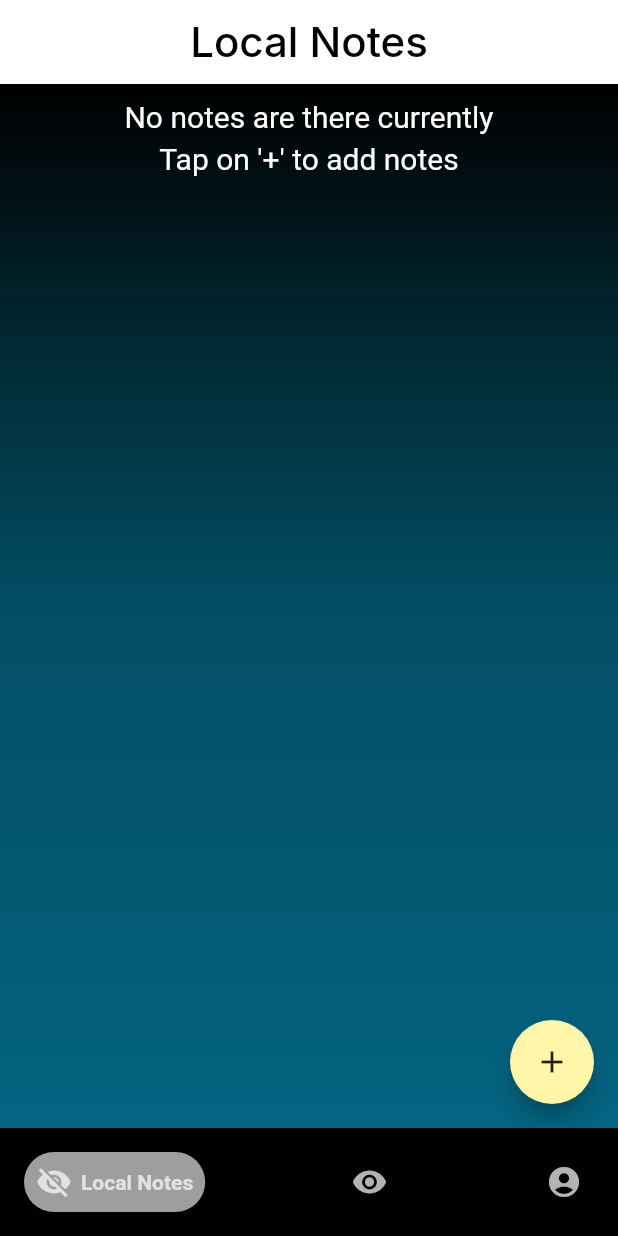
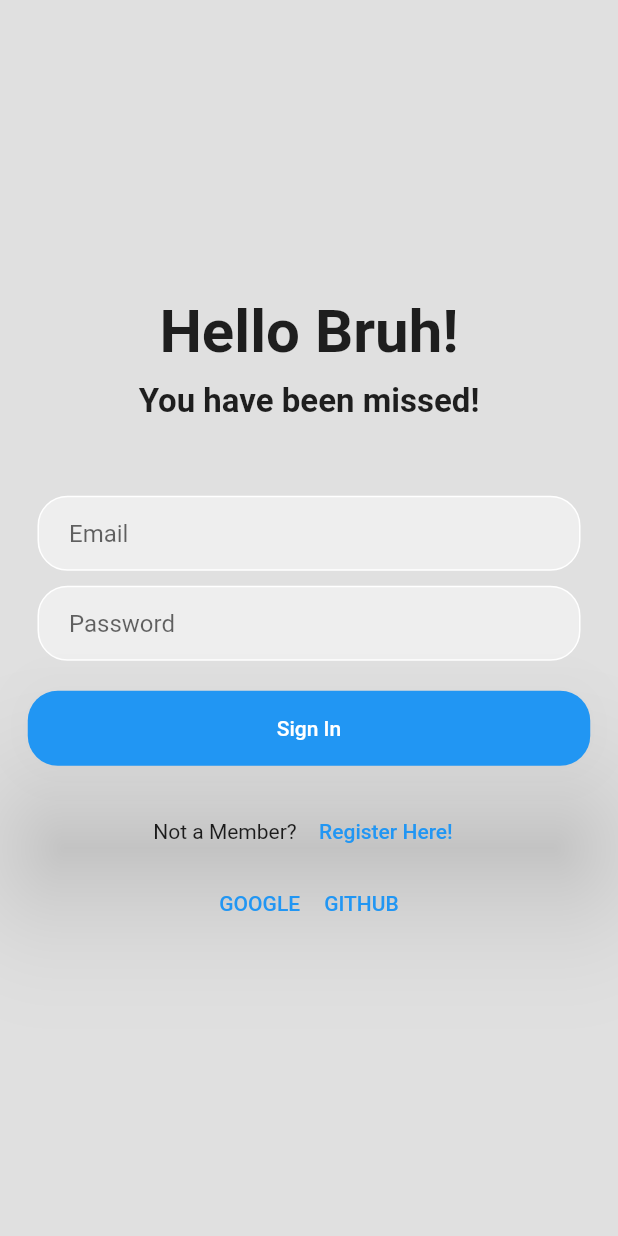
Before and after one commit to anshd258/notes-realm, a Flutter app: the screen it shows after launch, on a phone screen of 412 x 824 dp. Run offline on Flutter 3.47's test engine with Material 2 defaults, Android fonts, the phone set to English and light mode, and no system bars; drawn by our look-alikes of google_nav_bar; our stand-ins replace google_fonts, motion_toast, realm, responsive_sizer; generated files the repository leaves out were written again; Roboto replaces fonts that are missing (Bentham, Kufam); statements that could not run were skipped.

Commit message:
Added login ui

```diff
--- a/lib/main.dart
+++ b/lib/main.dart
@@ -9,6 +9,7 @@ import 'package:responsive_sizer/responsive_sizer.dart';
 import 'model/local_notes_struct.dart';
 import 'provider/notes_provider.dart';
 import 'package:provider/provider.dart';
+import 'package:notes/screens/login.dart';
 import 'package:notes/screens/splash.dart';
 
 late final Realm realm;
@@ -50,12 +51,14 @@ class _MyAppState extends State<MyApp> {
   // This widget is the root of your application.
   @override
   Widget build(BuildContext context) {
-    return MultiProvider(providers:
-        [
-      ChangeNotifierProvider<NotesProvider>(
-        create: (_) => NotesProvider(),),
-          ChangeNotifierProvider<LocalNotesProvider>(
-            create: (_) => LocalNotesProvider(),),
+    return MultiProvider(
+      providers: [
+        ChangeNotifierProvider<NotesProvider>(
+          create: (_) => NotesProvider(),
+        ),
+        ChangeNotifierProvider<LocalNotesProvider>(
+          create: (_) => LocalNotesProvider(),
+        ),
       ],
       child: ResponsiveSizer(
         builder: ((context, orientation, deviceType) {
@@ -65,7 +68,8 @@ class _MyAppState extends State<MyApp> {
               '/': (context) => const Splash(),
               '/page1': (context) => const Page1(),
               '/notespage': (context) => const Page2(),
-              '/addLocal' : (context) => const LocalNotes(),
+              '/addLocal': (context) => const LocalNotes(),
+              '/login': (context) => const LoginPage(),
             },
             debugShowCheckedModeBanner: false,
           );
--- /dev/null
+++ b/lib/screens/login.dart
@@ -0,0 +1,146 @@
+import 'package:flutter/material.dart';
+import 'package:google_fonts/google_fonts.dart';
+
+class LoginPage extends StatefulWidget {
+  const LoginPage({Key? key}) : super(key: key);
+  @override
+  State<LoginPage> createState() => _LoginPageState();
+}
+
+class _LoginPageState extends State<LoginPage> {
+  TextEditingController emailController = TextEditingController();
+  TextEditingController passwordController = TextEditingController();
+  @override
+  void dispose() {
+    emailController.dispose();
+    super.dispose();
+  }
+
+  @override
+  Widget build(BuildContext context) {
+    return Scaffold(
+      backgroundColor: Colors.grey[300],
+      body: SafeArea(
+        child: Center(
+          child: Column(mainAxisAlignment: MainAxisAlignment.center, children: [
+            // Hello again!
+            Text(
+              'Hello Bruh!',
+              style: GoogleFonts.kufam(
+                fontWeight: FontWeight.bold,
+                fontSize: 40,
+              ),
+            ),
+            const SizedBox(height: 10),
+            Text(
+              'You have been missed!',
+              style: GoogleFonts.bentham(
+                fontSize: 22,
+                fontWeight: FontWeight.bold,
+              ),
+            ),
+            const SizedBox(height: 50),
+
+            //email text
+            Padding(
+              padding: const EdgeInsets.symmetric(horizontal: 25.0),
+              child: Container(
+                decoration: BoxDecoration(
+                    color: Colors.grey[200],
+                    border: Border.all(color: Colors.white),
+                    borderRadius: BorderRadius.circular(20.0)),
+                child: Padding(
+                  padding: const EdgeInsets.only(left: 20.0),
+                  child: TextField(
+                    controller: emailController,
+                    decoration: const InputDecoration(
+                      border: InputBorder.none,
+                      hintText: 'Email',
+                    ),
+                  ),
+                ),
+              ),
+            ),
+
+            const SizedBox(height: 10),
+
+            //password text
+            Padding(
+              padding: const EdgeInsets.symmetric(horizontal: 25.0),
+              child: Container(
+                decoration: BoxDecoration(
+                    color: Colors.grey[200],
+                    border: Border.all(color: Colors.white),
+                    borderRadius: BorderRadius.circular(20.0)),
+                child: Padding(
+                  padding: const EdgeInsets.only(left: 20.0),
+                  child: TextFormField(
+                    // controller: passwordController,
+                    obscureText: true,
+                    decoration: const InputDecoration(
+                      border: InputBorder.none,
+                      hintText: 'Password',
+                    ),
+                  ),
+                ),
+              ),
+            ),
+
+            const SizedBox(height: 20),
+
+            //sign in
+            SizedBox(
+              height: 50,
+              width: 375,
+              child: ElevatedButton(
+                onPressed: () {
+                  Navigator.pushNamed(context, '/page1');
+                },
+                style: ElevatedButton.styleFrom(
+                  elevation: 40,
+                  shape: RoundedRectangleBorder(
+                    borderRadius: BorderRadius.circular(20),
+                  ),
+                ),
+                child: const Text('Sign In'),
+              ),
+            ),
+
+            const SizedBox(height: 20),
+
+            //not a member
+
+            Row(
+              mainAxisAlignment: MainAxisAlignment.center,
+              children: [
+                const Text('Not a Member? '),
+                SizedBox(
+                  child: TextButton(
+                      onPressed: () {}, child: const Text(' Register Here!')),
+                ),
+              ],
+            ),
+
+            Row(
+              mainAxisAlignment: MainAxisAlignment.center,
+              children: [
+                Row(
+                  children: [
+                    TextButton(
+                      onPressed: () {},
+                      child: const Text('GOOGLE'),
+                    ),
+                    TextButton(
+                      onPressed: (() {}),
+                      child: const Text("GITHUB"),
+                    )
+                  ],
+                ),
+              ],
+            ),
+          ]),
+        ),
+      ),
+    );
+  }
+}
--- a/lib/screens/splash.dart
+++ b/lib/screens/splash.dart
@@ -1,5 +1,5 @@
 import 'package:flutter/material.dart';
-import 'package:notes/screens/page1.dart';
+import 'package:notes/screens/login.dart';
 import 'package:responsive_sizer/responsive_sizer.dart';
 
 class Splash extends StatefulWidget {
@@ -19,7 +19,7 @@ class SplashState extends State<Splash> {
   _navigatetohome() async {
     await Future.delayed(const Duration(seconds: 3), () {});
     Navigator.pushReplacement(
-        context, MaterialPageRoute(builder: (context) => const Page1()));
+        context, MaterialPageRoute(builder: (context) => const LoginPage()));
   }
 
   @override
```
Also changed, not shown: pubspec.lock, 1 other file.
